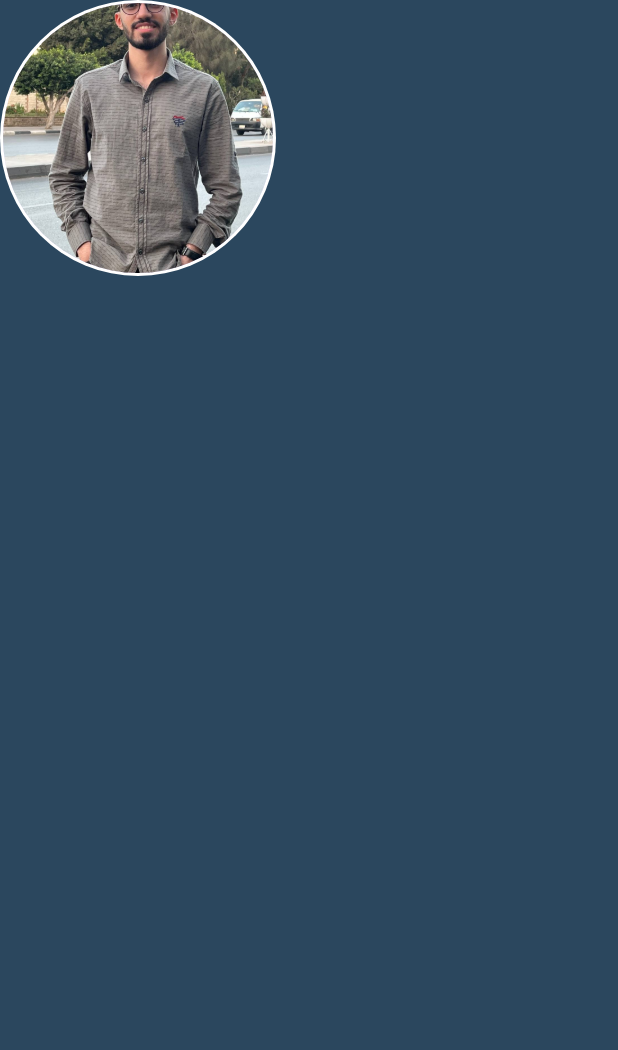
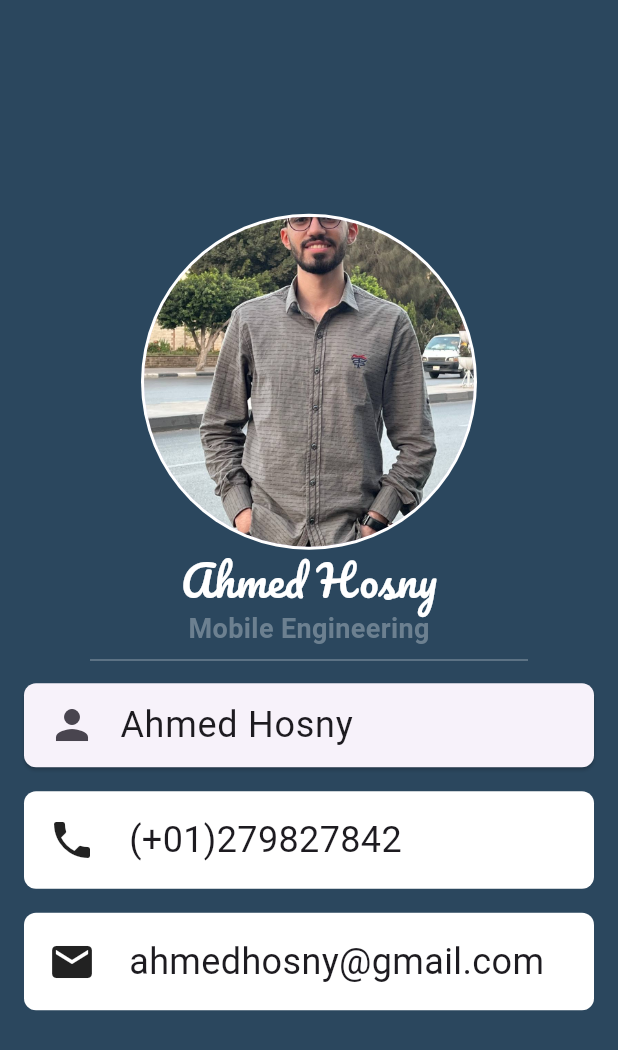
Before and after one commit to Ahmed7osny1/Business-Card-App, a Flutter app: the screen it shows after launch, on a phone screen of 412 x 824 dp. Shown: the top 1050 px of the screen. Run offline on Flutter 3.47's test engine with Material 3 defaults, Android fonts, the phone set to English and light mode, and no system bars.

Commit message:
Finish App

```diff
--- a/lib/main.dart
+++ b/lib/main.dart
@@ -1,27 +1,22 @@
 import 'package:flutter/material.dart';
 
 void main() {
-  runApp(BusinessCardApp());
+  runApp(const BusinessCardApp());
 }
 
 class BusinessCardApp extends StatelessWidget {
+  const BusinessCardApp({super.key});
+
 
   // This widget is the root of your application.
   @override
   Widget build(BuildContext context) {
-    return const MaterialApp(
+    return MaterialApp(
       home: Scaffold(
-        backgroundColor: Color(0xFF2B475E),
+        backgroundColor: const Color(0xFF2B475E),
         body: Column(
+          mainAxisAlignment: MainAxisAlignment.center,
           children: [
-            CircleAvatar(
-                radius: 92,
-                backgroundColor: Colors.white,
-                child: CircleAvatar(
-                  radius: 90,
-                  backgroundImage: AssetImage('images/myimage.jpg'),
-                )
-            )
             /*ClipRRect(
               borderRadius: BorderRadius.all(Radius.circular(999)),
               child: Image(
@@ -30,10 +25,116 @@ class BusinessCardApp extends StatelessWidget {
                 height: 200,
               ),
             )*/
+            const CircleAvatar(
+                radius: 112,
+                backgroundColor: Colors.white,
+                child: CircleAvatar(
+                  radius: 110,
+                  backgroundImage: AssetImage('images/myimage.jpg'),
+                )
+            ),
+            const Text(
+              'Ahmed Hosny',
+              style: TextStyle(
+                color: Colors.white,
+                fontSize: 28,
+                fontFamily: 'Pacifico',
+              ),
+            ),
+            const Text(
+              'Mobile Engineering',
+              style: TextStyle(
+                  color: Color(0xFF6C8090),
+                  fontSize: 18,
+                  fontWeight: FontWeight.bold
+              ),
+            ),
+            const Divider(
+              color: Color(0xFF6C8090),
+              height: 15,
+              indent: 60,
+              endIndent: 60,
+            ),
+            Card(
+              shape: RoundedRectangleBorder(
+                borderRadius: BorderRadius.circular(8),
+              ),
+              margin: const EdgeInsets.symmetric(
+                  vertical: 8,
+                  horizontal: 16
+              ),
+              child: const ListTile(
+                leading: Icon(
+                  Icons.person,
+                  size: 32,
+                ),
+                title: Text(
+                  'Ahmed Hosny',
+                  style: TextStyle(fontSize: 24),
+                ),
+              ),
+            ),
+            Container(
+              margin: const EdgeInsets.symmetric(
+                  horizontal: 16,
+                  vertical: 8
+              ),
+              decoration: BoxDecoration(
+                 color: Colors.white,
+                borderRadius: BorderRadius.circular(8),
+              ),
+              height: 65,
+              child: const Row(
+                children: [
+                  Padding(
+                    padding: EdgeInsets.only(left: 16),
+                    child: Icon(
+                    Icons.phone,
+                    size: 32,
+                    ),
+                  ),
+                  Padding(
+                    padding: EdgeInsets.only(left: 22),
+                    child: Text(
+                    '(+01)279827842',
+                    style: TextStyle(fontSize: 24)
+                    ),
+                  ),
+                ],
+              ),
+            ),
+            Container(
+              margin: const EdgeInsets.symmetric(
+                  horizontal: 16,
+                  vertical: 8
+              ),
+              decoration: BoxDecoration(
+                color: Colors.white,
+                borderRadius: BorderRadius.circular(8),
+              ),
+              height: 65,
+              child: const Row(
+                children: [
+                  Padding(
+                    padding: EdgeInsets.only(left: 16),
+                    child: Icon(
+                    Icons.email,
+                    size: 32,
+                    ),
+                  ),
+                  Padding(
+                    padding: EdgeInsets.only(left: 22),
+                    child: Text(
+                      'ahmedhosny@gmail.com',
+                      style: TextStyle(fontSize: 24),
+                    ),
+                  ),
+                ],
+              ),
+            ),
           ],
         ),
       ),
     );
   }
-
 }
```
Also changed, not shown: pubspec.yaml (+5 -12 lines), fonts/Pacifico-Regular.ttf (added).
